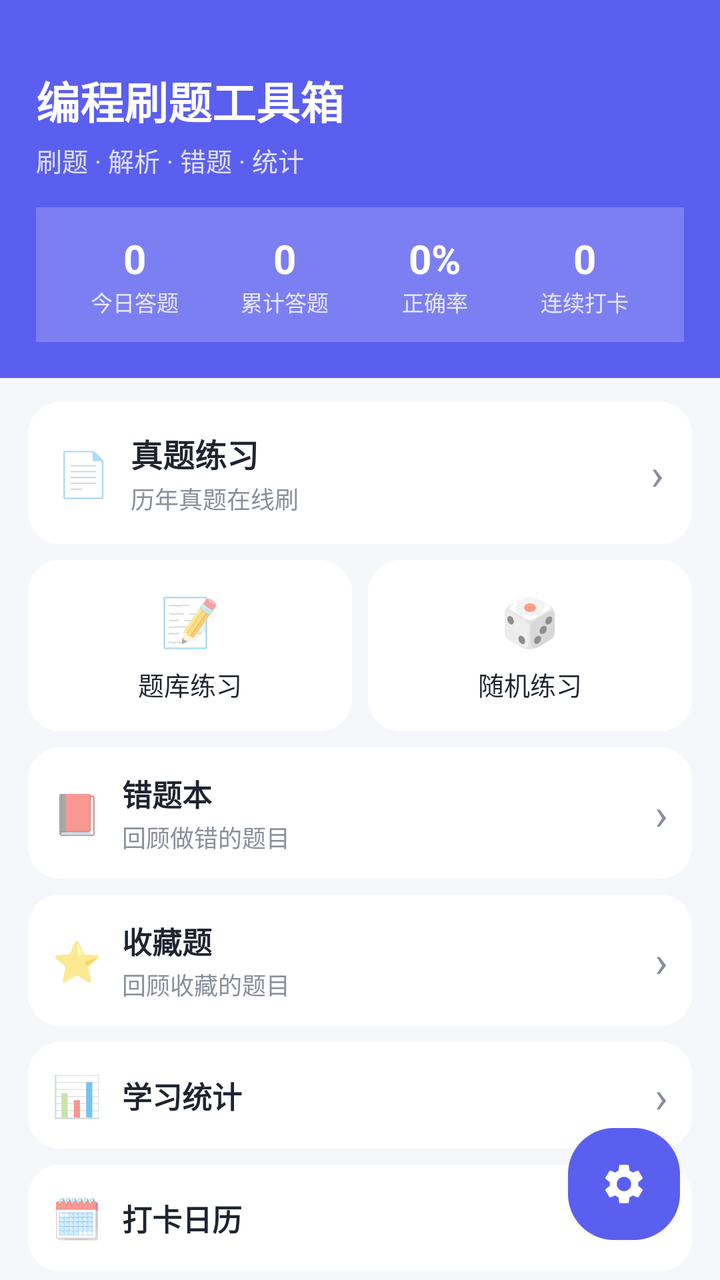
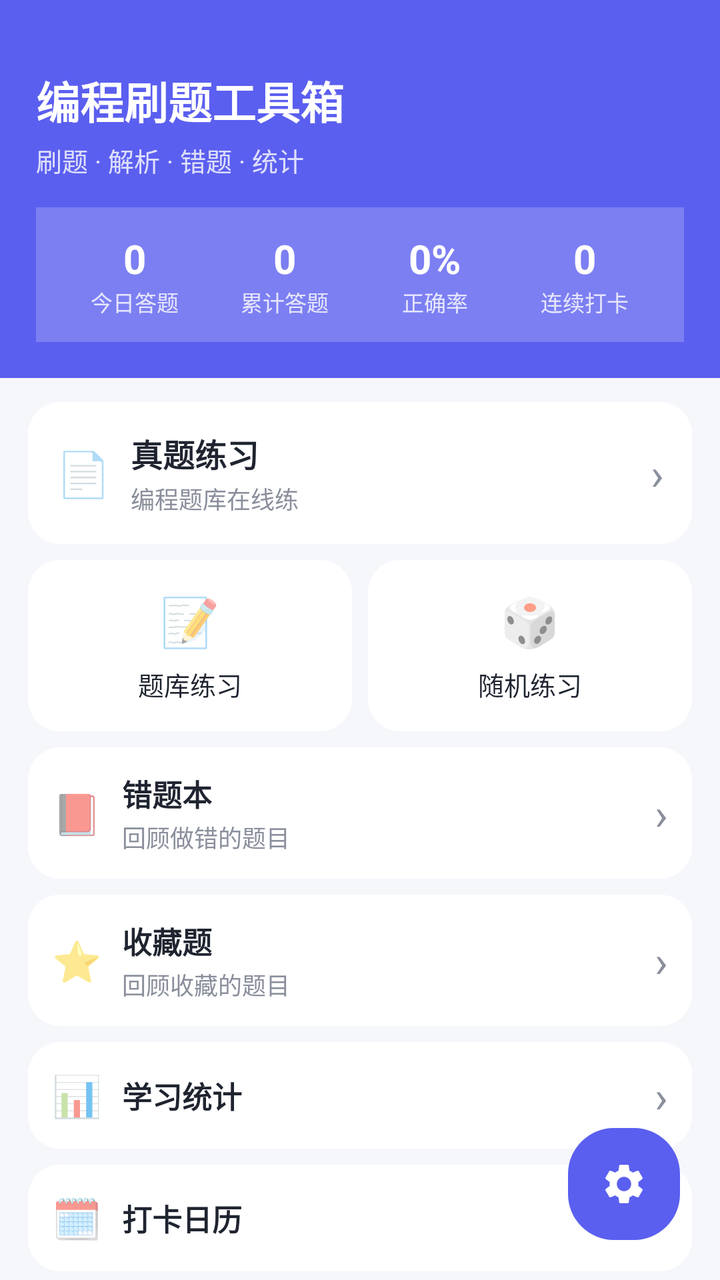

An Android layout rendered at two revisions. The XML below is the earlier revision; the diff shows what the commit changed to produce the second picture.
<!-- AndroidManifest.xml: application theme Theme.AlgoRobo -->
<!-- res/layout/activity_main.xml -->
<?xml version="1.0" encoding="utf-8"?>
<FrameLayout xmlns:android="http://schemas.android.com/apk/res/android"
    android:layout_width="match_parent" android:layout_height="match_parent"
    android:background="@color/bg_page">

    <LinearLayout
        android:layout_width="match_parent" android:layout_height="match_parent"
        android:orientation="vertical" android:background="@android:color/transparent">

        <LinearLayout android:layout_width="match_parent" android:layout_height="wrap_content"
            android:orientation="vertical" android:padding="18dp" android:background="@color/primary">
            <TextView android:layout_width="wrap_content" android:layout_height="wrap_content"
                android:layout_marginTop="16dp" android:text="编程刷题工具箱" android:textSize="22sp"
                android:textStyle="bold" android:textColor="@android:color/white" />
            <TextView android:layout_width="wrap_content" android:layout_height="wrap_content"
                android:layout_marginTop="4dp" android:text="刷题 · 解析 · 错题 · 统计" android:textSize="13sp"
                android:textColor="#CCFFFFFF" />

            
            <LinearLayout android:layout_width="match_parent" android:layout_height="wrap_content"
                android:layout_marginTop="14dp" android:orientation="horizontal"
                android:background="#33FFFFFF" android:padding="12dp">
                <LinearLayout android:layout_width="0dp" android:layout_height="wrap_content"
                    android:layout_weight="1" android:orientation="vertical" android:gravity="center">
                    <TextView android:id="@+id/tvTodayCount" android:layout_width="wrap_content"
                        android:layout_height="wrap_content" android:text="0" android:textSize="20sp"
                        android:textStyle="bold" android:textColor="@android:color/white" />
                    <TextView android:layout_width="wrap_content" android:layout_height="wrap_content"
                        android:text="今日答题" android:textSize="11sp" android:textColor="#CCFFFFFF" />
                </LinearLayout>
                <LinearLayout android:layout_width="0dp" android:layout_height="wrap_content"
                    android:layout_weight="1" android:orientation="vertical" android:gravity="center">
                    <TextView android:id="@+id/tvTotalCount" android:layout_width="wrap_content"
                        android:layout_height="wrap_content" android:text="0" android:textSize="20sp"
                        android:textStyle="bold" android:textColor="@android:color/white" />
                    <TextView android:layout_width="wrap_content" android:layout_height="wrap_content"
                        android:text="累计答题" android:textSize="11sp" android:textColor="#CCFFFFFF" />
                </LinearLayout>
                <LinearLayout android:layout_width="0dp" android:layout_height="wrap_content"
                    android:layout_weight="1" android:orientation="vertical" android:gravity="center">
                    <TextView android:id="@+id/tvAccuracy" android:layout_width="wrap_content"
                        android:layout_height="wrap_content" android:text="0%" android:textSize="20sp"
                        android:textStyle="bold" android:textColor="@android:color/white" />
                    <TextView android:layout_width="wrap_content" android:layout_height="wrap_content"
                        android:text="正确率" android:textSize="11sp" android:textColor="#CCFFFFFF" />
                </LinearLayout>
                <LinearLayout android:layout_width="0dp" android:layout_height="wrap_content"
                    android:layout_weight="1" android:orientation="vertical" android:gravity="center">
                    <TextView android:id="@+id/tvStreak" android:layout_width="wrap_content"
                        android:layout_height="wrap_content" android:text="0" android:textSize="20sp"
                        android:textStyle="bold" android:textColor="@android:color/white" />
                    <TextView android:layout_width="wrap_content" android:layout_height="wrap_content"
                        android:text="连续打卡" android:textSize="11sp" android:textColor="#CCFFFFFF" />
                </LinearLayout>
            </LinearLayout>
        </LinearLayout>

        <LinearLayout android:id="@+id/cardPractice" android:layout_width="match_parent"
            android:layout_height="wrap_content" android:layout_marginStart="14dp" android:layout_marginEnd="14dp"
            android:layout_marginTop="12dp" android:orientation="horizontal"
            android:gravity="center_vertical" android:padding="14dp" android:background="@drawable/bg_card">
            <TextView android:layout_width="wrap_content" android:layout_height="wrap_content" android:text="📄" android:textSize="22sp" />
            <LinearLayout android:layout_width="0dp" android:layout_height="wrap_content" android:layout_weight="1" android:layout_marginStart="10dp" android:orientation="vertical">
                <TextView android:layout_width="wrap_content" android:layout_height="wrap_content"
                    android:text="真题练习" android:textSize="16sp" android:textStyle="bold" android:textColor="@color/text_main" />
                <TextView android:layout_width="wrap_content" android:layout_height="wrap_content"
                    android:layout_marginTop="2dp" android:text="历年真题在线刷" android:textSize="12sp" android:textColor="@color/text_sub" />
            </LinearLayout>
            <TextView android:id="@+id/btnResume" android:layout_width="wrap_content" android:layout_height="wrap_content"
                android:text="继续上次▶" android:textSize="12sp" android:textColor="@color/primary"
                android:paddingStart="10dp" android:paddingEnd="10dp" android:paddingTop="6dp" android:paddingBottom="6dp"
                android:background="@drawable/bg_resume" android:visibility="gone" />
            <TextView android:layout_width="wrap_content" android:layout_height="wrap_content" android:text="›" android:textSize="22sp" android:textColor="@color/text_sub" />
        </LinearLayout>

        <LinearLayout android:layout_width="match_parent" android:layout_height="wrap_content"
            android:layout_marginStart="14dp" android:layout_marginEnd="14dp" android:layout_marginTop="8dp" android:orientation="horizontal">
            <LinearLayout android:id="@+id/modeSequence" android:layout_width="0dp" android:layout_height="wrap_content"
                android:layout_weight="1" android:layout_marginEnd="4dp" android:orientation="vertical" android:gravity="center"
                android:padding="14dp" android:background="@drawable/bg_card">
                <TextView android:layout_width="wrap_content" android:layout_height="wrap_content" android:text="📝" android:textSize="24sp" />
                <TextView android:layout_width="wrap_content" android:layout_height="wrap_content" android:layout_marginTop="6dp" android:text="题库练习" android:textSize="13sp" android:textColor="@color/text_main" />
            </LinearLayout>
            <LinearLayout android:id="@+id/modeRandom" android:layout_width="0dp" android:layout_height="wrap_content"
                android:layout_weight="1" android:layout_marginStart="4dp" android:orientation="vertical" android:gravity="center"
                android:padding="14dp" android:background="@drawable/bg_card">
                <TextView android:layout_width="wrap_content" android:layout_height="wrap_content" android:text="🎲" android:textSize="24sp" />
                <TextView android:layout_width="wrap_content" android:layout_height="wrap_content" android:layout_marginTop="6dp" android:text="随机练习" android:textSize="13sp" android:textColor="@color/text_main" />
            </LinearLayout>
        </LinearLayout>

        <LinearLayout android:id="@+id/cardWrongBook" android:layout_width="match_parent" android:layout_height="wrap_content"
            android:layout_marginStart="14dp" android:layout_marginEnd="14dp" android:layout_marginTop="8dp" android:orientation="horizontal" android:gravity="center_vertical"
            android:padding="12dp" android:background="@drawable/bg_card">
            <TextView android:layout_width="wrap_content" android:layout_height="wrap_content" android:text="📕" android:textSize="20sp" />
            <LinearLayout android:layout_width="0dp" android:layout_height="wrap_content" android:layout_weight="1" android:layout_marginStart="10dp" android:orientation="vertical">
                <TextView android:layout_width="wrap_content" android:layout_height="wrap_content" android:text="错题本" android:textSize="15sp" android:textStyle="bold" android:textColor="@color/text_main" />
                <TextView android:layout_width="wrap_content" android:layout_height="wrap_content" android:layout_marginTop="2dp" android:text="回顾做错的题目" android:textSize="12sp" android:textColor="@color/text_sub" />
            </LinearLayout>
            <TextView android:id="@+id/badgeWrong" android:layout_width="wrap_content" android:layout_height="wrap_content"
                android:text="0" android:textSize="11sp" android:textColor="@android:color/white"
                android:paddingStart="8dp" android:paddingEnd="8dp" android:paddingTop="2dp" android:paddingBottom="2dp"
                android:background="@drawable/bg_badge_danger" android:minWidth="20dp" android:gravity="center"
                android:visibility="gone" android:layout_marginEnd="8dp" />
            <TextView android:layout_width="wrap_content" android:layout_height="wrap_content" android:text="›" android:textSize="22sp" android:textColor="@color/text_sub" />
        </LinearLayout>

        <LinearLayout android:id="@+id/cardFavorite" android:layout_width="match_parent" android:layout_height="wrap_content"
            android:layout_marginStart="14dp" android:layout_marginEnd="14dp" android:layout_marginTop="8dp" android:orientation="horizontal" android:gravity="center_vertical"
            android:padding="12dp" android:background="@drawable/bg_card">
            <TextView android:layout_width="wrap_content" android:layout_height="wrap_content" android:text="⭐" android:textSize="20sp" />
            <LinearLayout android:layout_width="0dp" android:layout_height="wrap_content" android:layout_weight="1" android:layout_marginStart="10dp" android:orientation="vertical">
                <TextView android:layout_width="wrap_content" android:layout_height="wrap_content" android:text="收藏题" android:textSize="15sp" android:textStyle="bold" android:textColor="@color/text_main" />
                <TextView android:layout_width="wrap_content" android:layout_height="wrap_content" android:layout_marginTop="2dp" android:text="回顾收藏的题目" android:textSize="12sp" android:textColor="@color/text_sub" />
            </LinearLayout>
            <TextView android:id="@+id/badgeFavorite" android:layout_width="wrap_content" android:layout_height="wrap_content"
                android:text="0" android:textSize="11sp" android:textColor="@android:color/white"
                android:paddingStart="8dp" android:paddingEnd="8dp" android:paddingTop="2dp" android:paddingBottom="2dp"
                android:background="@drawable/bg_badge_warning" android:minWidth="20dp" android:gravity="center"
                android:visibility="gone" android:layout_marginEnd="8dp" />
            <TextView android:layout_width="wrap_content" android:layout_height="wrap_content" android:text="›" android:textSize="22sp" android:textColor="@color/text_sub" />
        </LinearLayout>

        <LinearLayout android:id="@+id/cardStatistics" android:layout_width="match_parent" android:layout_height="wrap_content"
            android:layout_marginStart="14dp" android:layout_marginEnd="14dp" android:layout_marginTop="8dp" android:orientation="horizontal" android:gravity="center_vertical"
            android:padding="12dp" android:background="@drawable/bg_card">
            <TextView android:layout_width="wrap_content" android:layout_height="wrap_content" android:text="📊" android:textSize="20sp" />
            <TextView android:layout_width="0dp" android:layout_height="wrap_content" android:layout_weight="1" android:layout_marginStart="10dp" android:text="学习统计" android:textSize="15sp" android:textStyle="bold" android:textColor="@color/text_main" />
            <TextView android:layout_width="wrap_content" android:layout_height="wrap_content" android:text="›" android:textSize="22sp" android:textColor="@color/text_sub" />
        </LinearLayout>

        <LinearLayout android:id="@+id/cardCalendar" android:layout_width="match_parent" android:layout_height="wrap_content"
            android:layout_marginStart="14dp" android:layout_marginEnd="14dp" android:layout_marginTop="8dp" android:orientation="horizontal" android:gravity="center_vertical"
            android:padding="12dp" android:background="@drawable/bg_card">
            <TextView android:layout_width="wrap_content" android:layout_height="wrap_content" android:text="🗓️" android:textSize="20sp" />
            <TextView android:layout_width="0dp" android:layout_height="wrap_content" android:layout_weight="1" android:layout_marginStart="10dp" android:text="打卡日历" android:textSize="15sp" android:textStyle="bold" android:textColor="@color/text_main" />
            <TextView android:layout_width="wrap_content" android:layout_height="wrap_content" android:text="›" android:textSize="22sp" android:textColor="@color/text_sub" />
        </LinearLayout>

        <LinearLayout android:id="@+id/cardCustomBank" android:layout_width="match_parent" android:layout_height="wrap_content"
            android:layout_marginStart="14dp" android:layout_marginEnd="14dp" android:layout_marginTop="8dp" android:orientation="horizontal" android:gravity="center_vertical"
            android:padding="12dp" android:background="@drawable/bg_card">
            <TextView android:layout_width="wrap_content" android:layout_height="wrap_content" android:text="🧩" android:textSize="20sp" />
            <TextView android:layout_width="0dp" android:layout_height="wrap_content" android:layout_weight="1" android:layout_marginStart="10dp" android:text="自定义题库" android:textSize="15sp" android:textStyle="bold" android:textColor="@color/text_main" />
            <TextView android:layout_width="wrap_content" android:layout_height="wrap_content" android:text="›" android:textSize="22sp" android:textColor="@color/text_sub" />
        </LinearLayout>

        <LinearLayout android:id="@+id/cardKnowledge" android:layout_width="match_parent" android:layout_height="wrap_content"
            android:layout_marginStart="14dp" android:layout_marginEnd="14dp" android:layout_marginTop="8dp" android:layout_marginBottom="80dp" android:orientation="horizontal" android:gravity="center_vertical"
            android:padding="12dp" android:background="@drawable/bg_card">
            <TextView android:layout_width="wrap_content" android:layout_height="wrap_content" android:text="🧭" android:textSize="20sp" />
            <LinearLayout android:layout_width="0dp" android:layout_height="wrap_content" android:layout_weight="1" android:layout_marginStart="10dp" android:orientation="vertical">
                <TextView android:layout_width="wrap_content" android:layout_height="wrap_content" android:text="知识点专题" android:textSize="15sp" android:textStyle="bold" android:textColor="@color/text_main" />
                <TextView android:layout_width="wrap_content" android:layout_height="wrap_content" android:layout_marginTop="2dp" android:text="按考点分类刷题" android:textSize="12sp" android:textColor="@color/text_sub" />
            </LinearLayout>
            <TextView android:layout_width="wrap_content" android:layout_height="wrap_content" android:text="›" android:textSize="22sp" android:textColor="@color/text_sub" />
        </LinearLayout>
    </LinearLayout>

    <ImageView android:id="@+id/fabSettings" android:layout_width="56dp" android:layout_height="56dp"
        android:layout_gravity="bottom|end" android:layout_marginEnd="20dp" android:layout_marginBottom="20dp"
        android:padding="16dp" android:background="@drawable/bg_btn_primary" android:src="@drawable/ic_settings"
        android:contentDescription="设置" />
</FrameLayout>
<!-- resources referenced by this layout -->
<resources>
  <color name="bg_page">#F6F7FB</color>
  <color name="primary">#5B5FEF</color>
  <color name="text_main">#1F2430</color>
  <color name="text_sub">#8A8F9C</color>
  <!-- drawable bg_badge_danger (drawable) -->
  <?xml version="1.0" encoding="utf-8"?>
  <shape xmlns:android="http://schemas.android.com/apk/res/android">
      <solid android:color="@color/danger" />
      <corners android:radius="10dp" />
  </shape>
  <!-- drawable bg_badge_warning (drawable) -->
  <?xml version="1.0" encoding="utf-8"?>
  <shape xmlns:android="http://schemas.android.com/apk/res/android">
      <solid android:color="@color/warning" />
      <corners android:radius="10dp" />
  </shape>
  <!-- drawable bg_btn_primary (drawable) -->
  <?xml version="1.0" encoding="utf-8"?>
  <shape xmlns:android="http://schemas.android.com/apk/res/android">
      <solid android:color="@color/primary" />
      <corners android:radius="23dp" />
  </shape>
  <!-- drawable bg_card (drawable) -->
  <?xml version="1.0" encoding="utf-8"?>
  <shape xmlns:android="http://schemas.android.com/apk/res/android">
      <solid android:color="@color/card_bg" />
      <corners android:radius="16dp" />
  </shape>
  <!-- drawable bg_resume (drawable) -->
  <?xml version="1.0" encoding="utf-8"?>
  <shape xmlns:android="http://schemas.android.com/apk/res/android">
      <solid android:color="@color/primary_light" />
      <corners android:radius="12dp" />
  </shape>
  <!-- drawable ic_settings (drawable) -->
  <?xml version="1.0" encoding="utf-8"?>
  <vector xmlns:android="http://schemas.android.com/apk/res/android"
      android:width="24dp" android:height="24dp"
      android:viewportWidth="24" android:viewportHeight="24">
      <path
          android:fillColor="#FFFFFF"
          android:pathData="M19.14,12.94c0.04,-0.3 0.06,-0.61 0.06,-0.94c0,-0.32 -0.02,-0.64 -0.07,-0.94l2.03,-1.58c0.18,-0.14 0.23,-0.41 0.12,-0.61l-1.92,-3.32c-0.12,-0.22 -0.37,-0.29 -0.59,-0.22l-2.39,0.96c-0.5,-0.38 -1.03,-0.7 -1.62,-0.94L14.4,2.81c-0.04,-0.24 -0.24,-0.41 -0.48,-0.41h-3.84c-0.24,0 -0.43,0.17 -0.47,0.41L9.25,5.35C8.66,5.59 8.12,5.92 7.63,6.29L5.24,5.33c-0.22,-0.08 -0.47,0 -0.59,0.22L2.74,8.87C2.62,9.08 2.66,9.34 2.86,9.48l2.03,1.58C4.84,11.36 4.8,11.69 4.8,12s0.02,0.64 0.07,0.94l-2.03,1.58c-0.18,0.14 -0.23,0.41 -0.12,0.61l1.92,3.32c0.12,0.22 0.37,0.29 0.59,0.22l2.39,-0.96c0.5,0.38 1.03,0.7 1.62,0.94l0.36,2.54c0.05,0.24 0.24,0.41 0.48,0.41h3.84c0.24,0 0.44,-0.17 0.47,-0.41l0.36,-2.54c0.59,-0.24 1.13,-0.56 1.62,-0.94l2.39,0.96c0.22,0.08 0.47,0 0.59,-0.22l1.92,-3.32c0.12,-0.22 0.07,-0.47 -0.12,-0.61L19.14,12.94zM12,15.6c-1.98,0 -3.6,-1.62 -3.6,-3.6s1.62,-3.6 3.6,-3.6s3.6,1.62 3.6,3.6S13.98,15.6 12,15.6z" />
  </vector>
  <style name="Theme.AlgoRobo" parent="Theme.AppCompat.DayNight.NoActionBar">
          <item name="colorPrimary">@color/primary</item>
          <item name="colorPrimaryDark">@color/primary_dark</item>
          <item name="colorAccent">@color/primary</item>
          <item name="android:statusBarColor">@color/primary</item>
          <item name="android:windowBackground">@color/bg_page</item>
          <item name="android:navigationBarColor">@color/bg_page</item>
          <item name="android:windowLightStatusBar">false</item>
      </style>
  <color name="danger">#EF4444</color>
  <color name="warning">#F59E0B</color>
  <color name="card_bg">#FFFFFF</color>
  <color name="primary_light">#EEF0FF</color>
  <color name="primary_dark">#4A4ED6</color>
</resources>

<!-- the commit's change to res/layout/activity_main.xml (unified diff, before → after) -->
@@ -64,7 +64,7 @@
                 <TextView android:layout_width="wrap_content" android:layout_height="wrap_content"
                     android:text="真题练习" android:textSize="16sp" android:textStyle="bold" android:textColor="@color/text_main" />
                 <TextView android:layout_width="wrap_content" android:layout_height="wrap_content"
-                    android:layout_marginTop="2dp" android:text="历年真题在线刷" android:textSize="12sp" android:textColor="@color/text_sub" />
+                    android:layout_marginTop="2dp" android:text="编程题库在线练" android:textSize="12sp" android:textColor="@color/text_sub" />
             </LinearLayout>
             <TextView android:id="@+id/btnResume" android:layout_width="wrap_content" android:layout_height="wrap_content"
                 android:text="继续上次▶" android:textSize="12sp" android:textColor="@color/primary"
